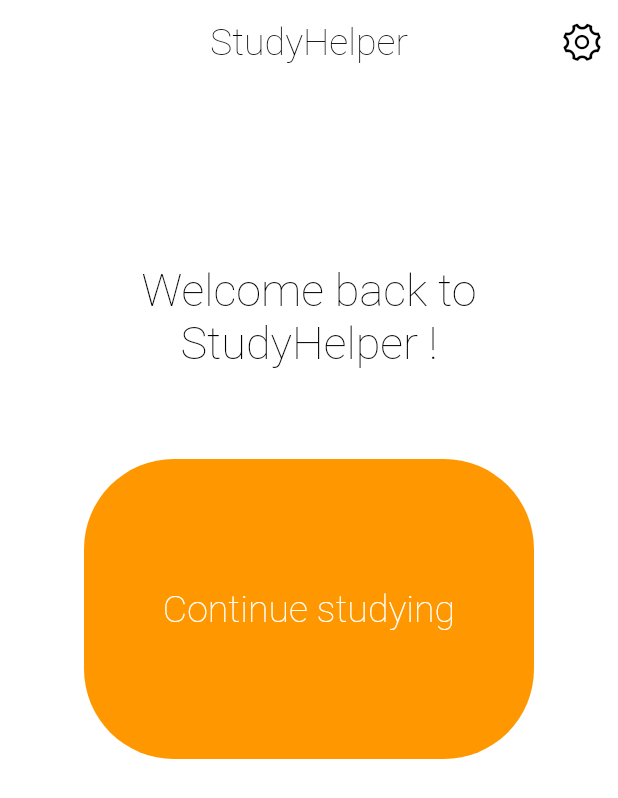
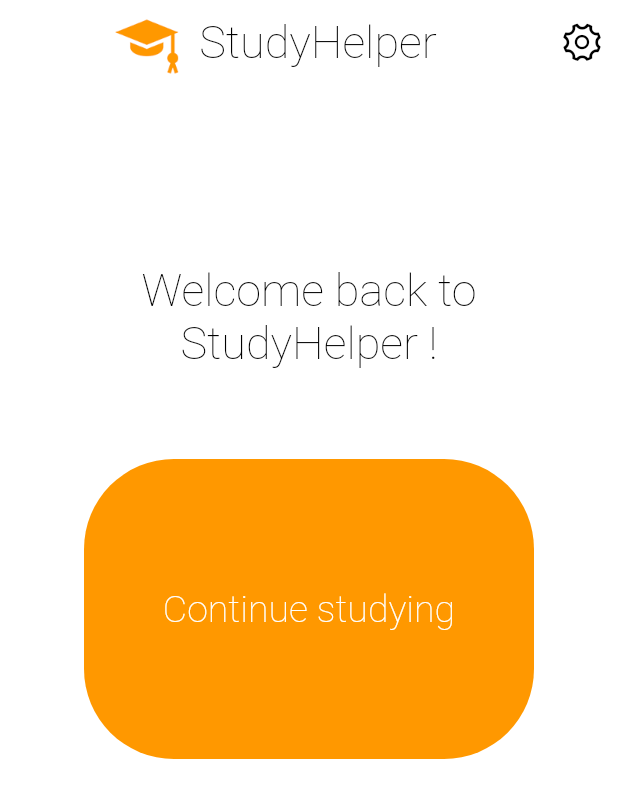
Before and after one commit to ClementSicard/StudyHelper, a Flutter app: the screen it shows after launch, on a phone screen of 412 x 824 dp. Shown: the top 798 px of the screen. Run offline on Flutter 3.47's test engine with Material 2 defaults, Android fonts, the phone set to English and light mode, and no system bars; our stand-ins replace fluttertoast.

Commit message:
added icon to home page

```diff
--- a/study_helper/lib/pages/home_page.dart
+++ b/study_helper/lib/pages/home_page.dart
@@ -22,10 +22,22 @@ class _MyHomePageState extends State<MyHomePage> {
         brightness: Brightness.light,
         elevation: 0,
         centerTitle: true,
-        title: Text(
-          widget.title,
-          textAlign: TextAlign.center,
-          style: customTextStyle(),
+        title: Row(
+          mainAxisAlignment: MainAxisAlignment.center,
+          crossAxisAlignment: CrossAxisAlignment.center,
+          children: [
+            Image.asset(
+              'assets/icon100x100.png',
+              height: 50,
+              width: 50,
+            ),
+            SizedBox(width: 10),
+            Text(
+              widget.title,
+              textAlign: TextAlign.center,
+              style: customTextStyle(size: 30),
+            ),
+          ],
         ),
         backgroundColor: Colors.white,
         actions: [
```
